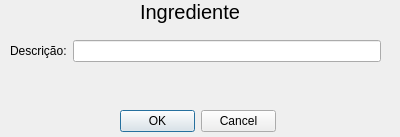
Above: ingrediente.ui from murilofurquim/Receitas before the change. Below: the same form after it.
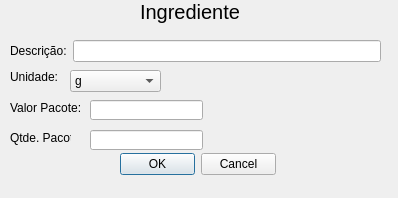
That is the form after the change.

Commit message: Alterações DDL + alteração no Ingrediente

Diff of the .ui file:
```diff
--- a/ingrediente.ui
+++ b/ingrediente.ui
@@ -6,8 +6,8 @@
    <rect>
     <x>0</x>
     <y>0</y>
-    <width>400</width>
-    <height>137</height>
+    <width>398</width>
+    <height>198</height>
    </rect>
   </property>
   <property name="windowTitle">
@@ -17,7 +17,7 @@
    <property name="geometry">
     <rect>
      <x>120</x>
-     <y>110</y>
+     <y>153</y>
      <width>156</width>
      <height>23</height>
     </rect>
@@ -53,7 +53,7 @@
     <bool>true</bool>
    </property>
   </widget>
-  <widget class="QWidget" name="">
+  <widget class="QWidget" name="layoutWidget">
    <property name="geometry">
     <rect>
      <x>10</x>
@@ -75,6 +75,80 @@
     </item>
    </layout>
   </widget>
+  <widget class="QLabel" name="label_3">
+   <property name="geometry">
+    <rect>
+     <x>10</x>
+     <y>70</y>
+     <width>47</width>
+     <height>13</height>
+    </rect>
+   </property>
+   <property name="text">
+    <string>Unidade:</string>
+   </property>
+  </widget>
+  <widget class="QComboBox" name="edtUnidade">
+   <property name="geometry">
+    <rect>
+     <x>70</x>
+     <y>70</y>
+     <width>91</width>
+     <height>22</height>
+    </rect>
+   </property>
+   <item>
+    <property name="text">
+     <string>g</string>
+    </property>
+   </item>
+  </widget>
+  <widget class="QLineEdit" name="edtValorPacote">
+   <property name="geometry">
+    <rect>
+     <x>90</x>
+     <y>100</y>
+     <width>113</width>
+     <height>20</height>
+    </rect>
+   </property>
+  </widget>
+  <widget class="QLineEdit" name="edtQtdePacote">
+   <property name="geometry">
+    <rect>
+     <x>90</x>
+     <y>130</y>
+     <width>113</width>
+     <height>20</height>
+    </rect>
+   </property>
+  </widget>
+  <widget class="QLabel" name="label_4">
+   <property name="geometry">
+    <rect>
+     <x>10</x>
+     <y>100</y>
+     <width>71</width>
+     <height>16</height>
+    </rect>
+   </property>
+   <property name="text">
+    <string>Valor Pacote:</string>
+   </property>
+  </widget>
+  <widget class="QLabel" name="label_5">
+   <property name="geometry">
+    <rect>
+     <x>10</x>
+     <y>130</y>
+     <width>61</width>
+     <height>16</height>
+    </rect>
+   </property>
+   <property name="text">
+    <string>Qtde. Pacote</string>
+   </property>
+  </widget>
  </widget>
  <resources/>
  <connections>
```
Left out of the diff: 2 changed lines with no effect on the pictures. The commit also changes 5 other files.
